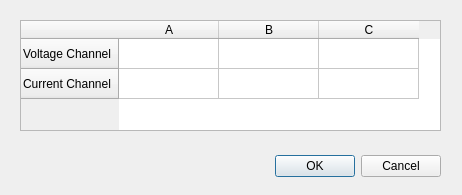
Qt form ccalibrationwidget.ui (pmenschikov/mains_grapher) before a commit.
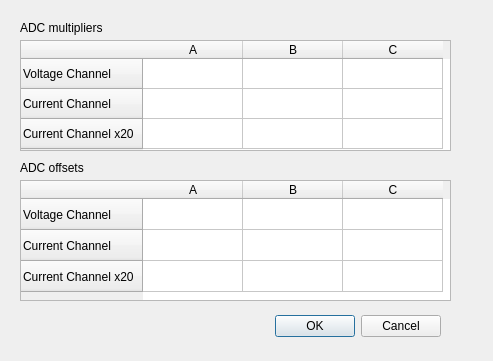
The same form after that commit.

Commit message: adc offsets management

Diff of the .ui file:
```diff
--- a/ccalibrationwidget.ui
+++ b/ccalibrationwidget.ui
@@ -6,8 +6,8 @@
    <rect>
     <x>0</x>
     <y>0</y>
-    <width>462</width>
-    <height>195</height>
+    <width>493</width>
+    <height>361</height>
    </rect>
   </property>
   <property name="windowTitle">
@@ -17,7 +17,7 @@
    <property name="geometry">
     <rect>
      <x>100</x>
-     <y>150</y>
+     <y>310</y>
      <width>341</width>
      <height>32</height>
     </rect>
@@ -33,11 +33,71 @@
    <property name="geometry">
     <rect>
      <x>20</x>
-     <y>20</y>
-     <width>421</width>
+     <y>180</y>
+     <width>431</width>
+     <height>121</height>
+    </rect>
+   </property>
+   <attribute name="horizontalHeaderVisible">
+    <bool>true</bool>
+   </attribute>
+   <attribute name="horizontalHeaderDefaultSectionSize">
+    <number>100</number>
+   </attribute>
+   <attribute name="verticalHeaderMinimumSectionSize">
+    <number>17</number>
+   </attribute>
+   <attribute name="verticalHeaderDefaultSectionSize">
+    <number>31</number>
+   </attribute>
+   <row>
+    <property name="text">
+     <string>Voltage Channel</string>
+    </property>
+   </row>
+   <row>
+    <property name="text">
+     <string>Current Channel</string>
+    </property>
+   </row>
+   <row>
+    <property name="text">
+     <string>Current Channel x20</string>
+    </property>
+   </row>
+   <column>
+    <property name="text">
+     <string>A</string>
+    </property>
+   </column>
+   <column>
+    <property name="text">
+     <string>B</string>
+    </property>
+   </column>
+   <column>
+    <property name="text">
+     <string>C</string>
+    </property>
+   </column>
+   <item row="0" column="2">
+    <property name="text">
+     <string/>
+    </property>
+   </item>
+  </widget>
+  <widget class="QTableWidget" name="tblOffsets">
+   <property name="geometry">
+    <rect>
+     <x>20</x>
+     <y>40</y>
+     <width>431</width>
      <height>111</height>
     </rect>
    </property>
+   <attribute name="horizontalHeaderDefaultSectionSize">
+    <number>100</number>
+   </attribute>
    <row>
     <property name="text">
      <string>Voltage Channel</string>
@@ -48,6 +108,11 @@
      <string>Current Channel</string>
     </property>
    </row>
+   <row>
+    <property name="text">
+     <string>Current Channel x20</string>
+    </property>
+   </row>
    <column>
     <property name="text">
      <string>A</string>
@@ -69,6 +134,32 @@
     </property>
    </item>
   </widget>
+  <widget class="QLabel" name="label">
+   <property name="geometry">
+    <rect>
+     <x>20</x>
+     <y>20</y>
+     <width>101</width>
+     <height>16</height>
+    </rect>
+   </property>
+   <property name="text">
+    <string>ADC multipliers</string>
+   </property>
+  </widget>
+  <widget class="QLabel" name="label_2">
+   <property name="geometry">
+    <rect>
+     <x>20</x>
+     <y>160</y>
+     <width>101</width>
+     <height>16</height>
+    </rect>
+   </property>
+   <property name="text">
+    <string>ADC offsets</string>
+   </property>
+  </widget>
  </widget>
  <resources/>
  <connections>
```
Left out of the diff: 2 changed lines with no effect on the pictures. The commit also changes 4 other files.
